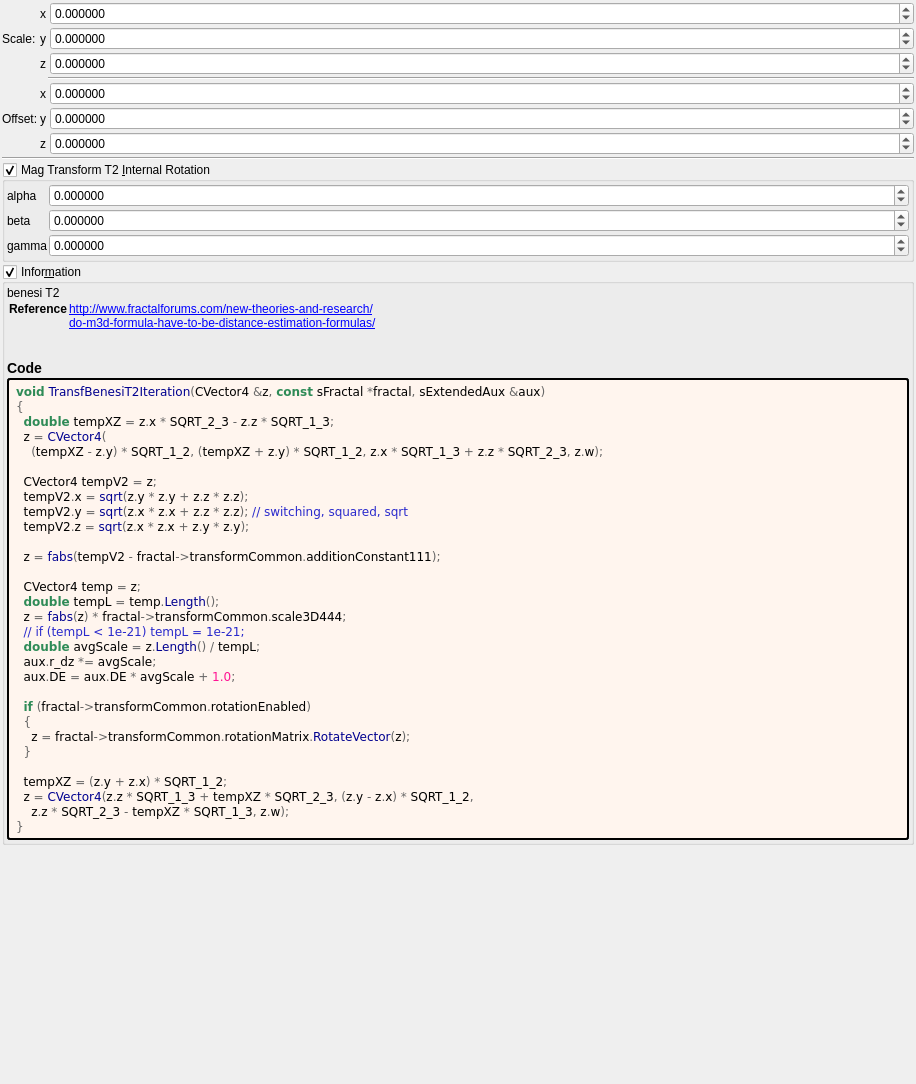
Old version of the form mandelbulber2/formula/ui/transf_benesi_t2.ui in the repository buddhi1980/mandelbulber2.
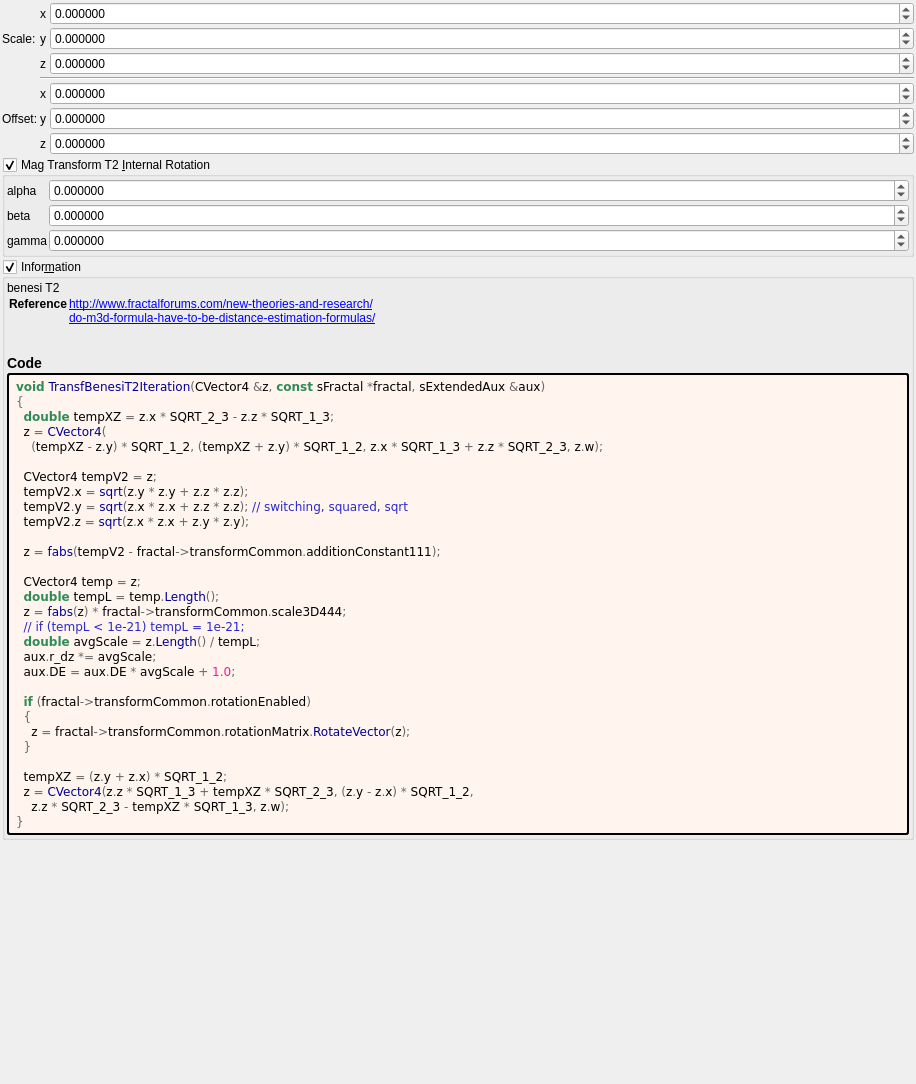
New version of the form. Custom widgets are drawn as their Qt base class.

```diff
--- a/mandelbulber2/formula/ui/transf_benesi_t2.ui
+++ b/mandelbulber2/formula/ui/transf_benesi_t2.ui
@@ -181,13 +181,6 @@
        </property>
       </widget>
      </item>
-     <item row="3" column="3" colspan="2">
-      <widget class="Line" name="line_53">
-       <property name="orientation">
-        <enum>Qt::Horizontal</enum>
-       </property>
-      </widget>
-     </item>
      <item row="6" column="4">
       <widget class="MyDoubleSpinBox" name="spinbox3_transf_addition_constant_111_z">
        <property name="sizePolicy">
@@ -265,15 +258,15 @@
        </property>
       </widget>
      </item>
+     <item row="3" column="2" colspan="3">
+      <widget class="Line" name="line_53">
+       <property name="orientation">
+        <enum>Qt::Horizontal</enum>
+       </property>
+      </widget>
+     </item>
     </layout>
    </item>
-   <item>
-    <widget class="Line" name="line_55">
-     <property name="orientation">
-      <enum>Qt::Horizontal</enum>
-     </property>
-    </widget>
-   </item>
    <item>
     <widget class="MyGroupBox" name="groupCheck_transf_rotation_enabled">
      <property name="title">
```
Left out of the diff: 2 changed lines with no effect on the pictures.
